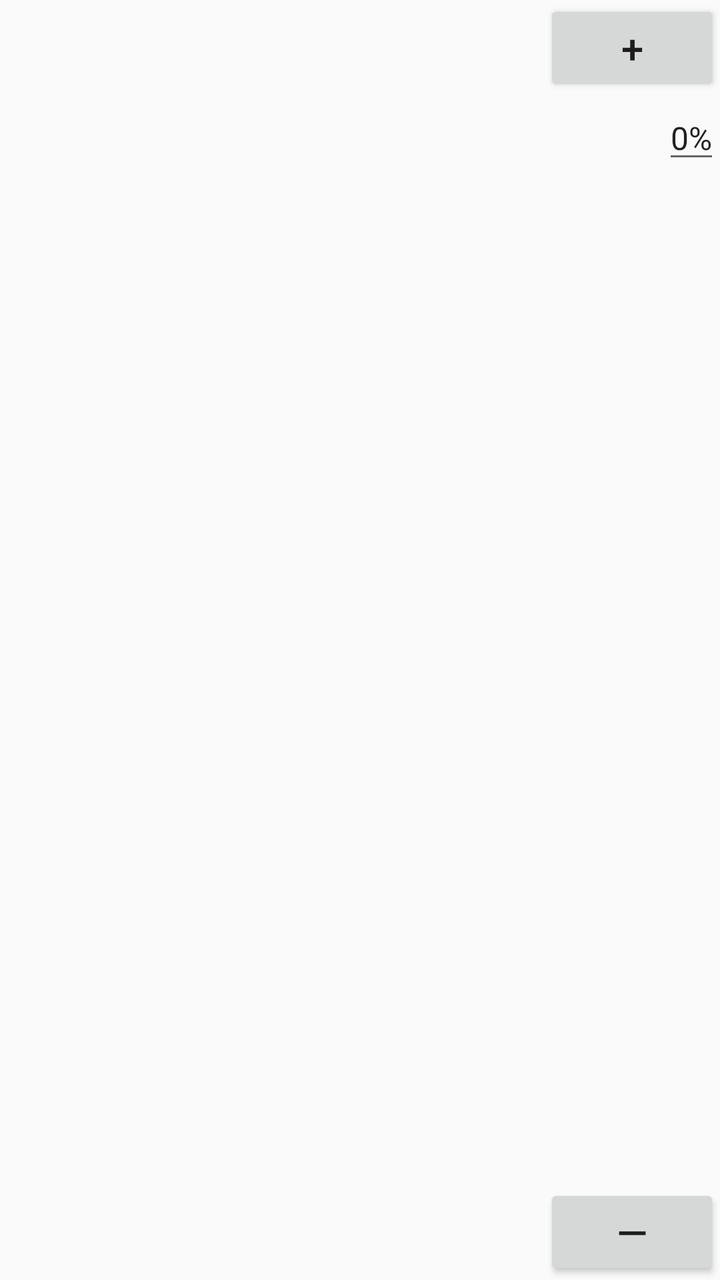
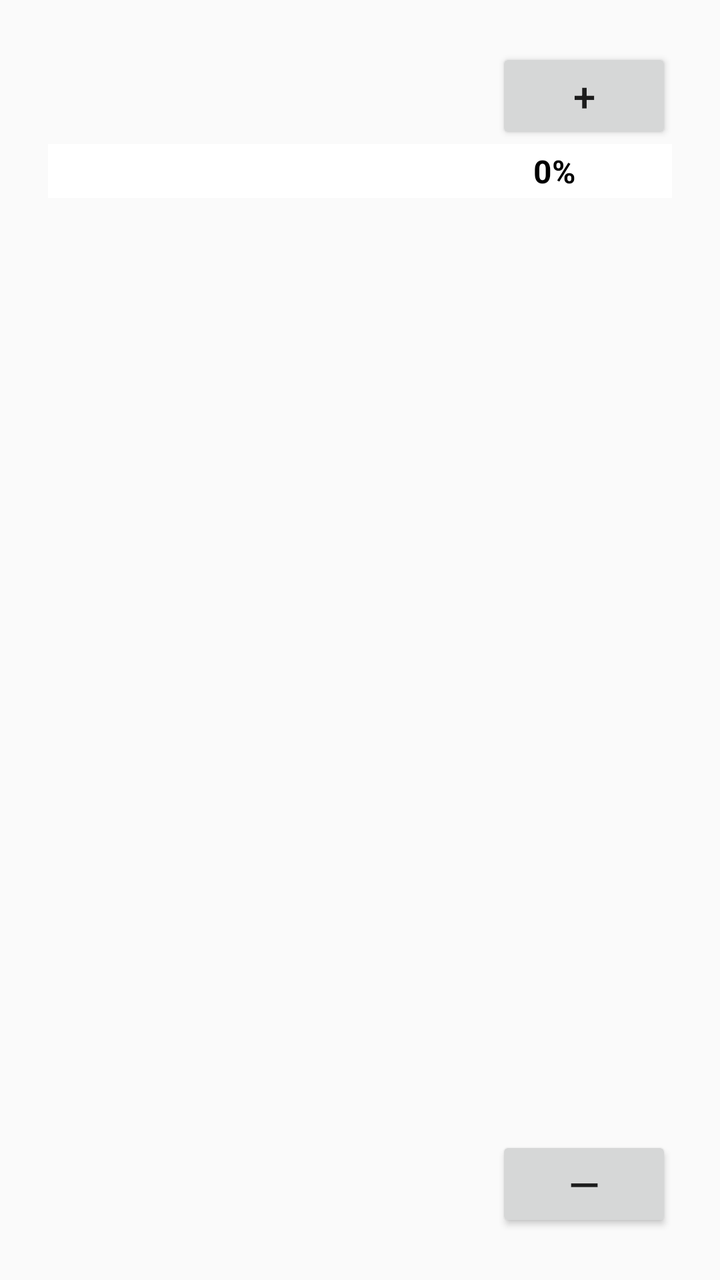

Screens rendered from an Android XML layout before and after an edit, with the pre-edit source and the edit as a unified diff.
<!-- AndroidManifest.xml: application theme AppTheme -->
<!-- res/layout/color_list_content.xml -->
<?xml version="1.0" encoding="utf-8"?>
<GridLayout
    xmlns:android="http://schemas.android.com/apk/res/android"
    xmlns:tools="http://schemas.android.com/tools"
    android:layout_width="match_parent"
    android:layout_height="wrap_content"
    android:orientation="horizontal"
    android:layout_margin="15dp"
    android:rowCount="3"
    android:columnCount="3"
    tools:context=".ColorListActivity">

    <TextView
        android:id="@+id/id_text"
        android:layout_row="1"
        android:layout_column="0"
        android:layout_gravity="start|center_vertical"
        android:textAppearance="?attr/textAppearanceListItem" />

    <TextView
        android:id="@+id/content"
        android:layout_row="1"
        android:layout_column="2"
        android:layout_gravity="center"
        android:textAppearance="?attr/textAppearanceListItem" />

    <Button
        android:id="@+id/increment"
        android:layout_row="0"
        android:layout_column="2"
        android:layout_gravity="end|top"
        android:textSize="20sp"
        android:text="+"/>

    <EditText
        android:id="@+id/percent"
        android:layout_row="1"
        android:layout_column="2"
        android:layout_gravity="end|center_vertical"
        android:text="0%"
        android:inputType="numberDecimal"
        android:hint=""
        android:autofillHints="percent"
        android:textAppearance="?attr/textAppearanceListItem"/>

    <Button
        android:id="@+id/decrement"
        android:layout_row="2"
        android:layout_column="2"
        android:layout_gravity="end|bottom"
        android:textSize="20sp"
        android:text="—"/>

</GridLayout>
<!-- resources referenced by this layout -->
<resources>
  <style name="AppTheme" parent="Theme.AppCompat.Light.DarkActionBar">
          
          <item name="colorPrimary">@color/colorPrimary</item>
          <item name="colorPrimaryDark">@color/colorPrimaryDark</item>
          <item name="colorAccent">@color/colorAccent</item>
      </style>
  <color name="colorPrimary">#333</color>
  <color name="colorPrimaryDark">#000</color>
  <color name="colorAccent">#DD0000</color>
</resources>

<!-- the commit's change to res/layout/color_list_content.xml (unified diff, before → after) -->
@@ -4,25 +4,34 @@
     xmlns:tools="http://schemas.android.com/tools"
     android:layout_width="match_parent"
     android:layout_height="wrap_content"
-    android:orientation="horizontal"
     android:layout_margin="15dp"
+    android:padding="24dp"
     android:rowCount="3"
     android:columnCount="3"
+    android:orientation="horizontal"
     tools:context=".ColorListActivity">
 
     <TextView
         android:id="@+id/id_text"
         android:layout_row="1"
         android:layout_column="0"
-        android:layout_gravity="start|center_vertical"
+        android:layout_columnWeight="1"
+        android:layout_gravity="fill"
+        android:gravity="center"
+        android:background="#fff"
+        android:textColor="#000"
         android:textAppearance="?attr/textAppearanceListItem" />
 
     <TextView
         android:id="@+id/content"
         android:layout_row="1"
-        android:layout_column="2"
-        android:layout_gravity="center"
-        android:textAppearance="?attr/textAppearanceListItem" />
+        android:layout_column="1"
+        android:layout_columnWeight="1"
+        android:layout_gravity="fill"
+        android:gravity="center"
+        android:background="#fff"
+        android:textColor="#000"
+        android:textSize="20sp" />
 
     <Button
         android:id="@+id/increment"
@@ -36,9 +45,14 @@
         android:id="@+id/percent"
         android:layout_row="1"
         android:layout_column="2"
-        android:layout_gravity="end|center_vertical"
+        android:layout_columnWeight="1"
+        android:layout_gravity="fill"
+        android:gravity="center"
+        android:background="#fff"
+        android:inputType="numberDecimal"
+        android:textColor="#000"
+        android:textStyle="bold"
         android:text="0%"
-        android:inputType="numberDecimal"
         android:hint=""
         android:autofillHints="percent"
         android:textAppearance="?attr/textAppearanceListItem"/>
